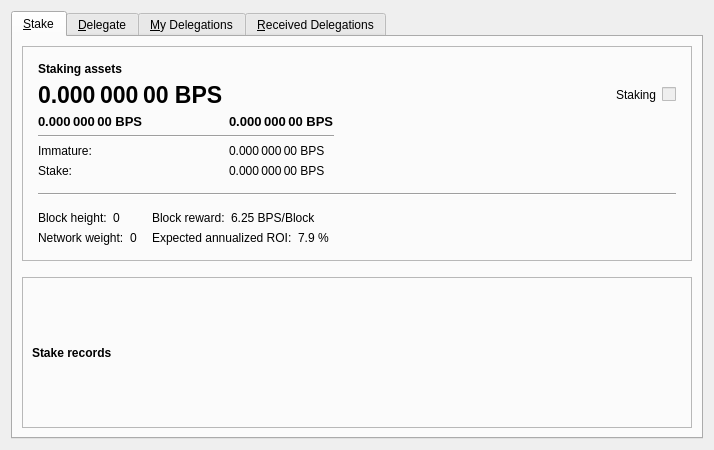
Above: src/qt/forms/stakepage.ui from yatripay/yatripay before the change. Below: the same form after it.
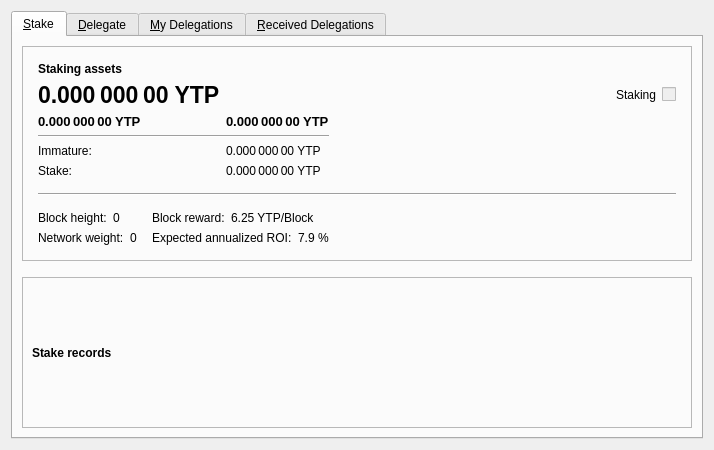
That is the form after the change. Icons and pictures are not drawn. Custom widgets are drawn as their Qt base class.

```diff
--- a/src/qt/forms/stakepage.ui
+++ b/src/qt/forms/stakepage.ui
@@ -68,7 +68,7 @@
                                                             <string>Your current spendable balance</string>
                                                         </property>
                                                         <property name="text">
-                                                            <string notr="true">0.000 000 00 BPS</string>
+                                                            <string notr="true">0.000 000 00 YTP</string>
                                                         </property>
                                                         <property name="alignment">
                                                             <set>Qt::AlignLeading|Qt::AlignLeft|Qt::AlignVCenter</set>
@@ -93,7 +93,7 @@
                                                             <string>Staking assets that this wallet owns</string>
                                                         </property>
                                                         <property name="text">
-                                                            <string notr="true">0.000 000 00 BPS</string>
+                                                            <string notr="true">0.000 000 00 YTP</string>
                                                         </property>
                                                         <property name="alignment">
                                                             <set>Qt::AlignLeading|Qt::AlignLeft|Qt::AlignVCenter</set>
@@ -118,7 +118,7 @@
                                                             <string>Staking assets from delegations</string>
                                                         </property>
                                                         <property name="text">
-                                                            <string notr="true">0.000 000 00 BPS</string>
+                                                            <string notr="true">0.000 000 00 YTP</string>
                                                         </property>
                                                         <property name="alignment">
                                                             <set>Qt::AlignLeading|Qt::AlignLeft|Qt::AlignVCenter</set>
@@ -160,7 +160,7 @@
                                                             <string>Your immature balance</string>
                                                         </property>
                                                         <property name="text">
-                                                            <string notr="true">0.000 000 00 BPS</string>
+                                                            <string notr="true">0.000 000 00 YTP</string>
                                                         </property>
                                                         <property name="alignment">
                                                             <set>Qt::AlignLeading|Qt::AlignLeft|Qt::AlignVCenter</set>
@@ -218,7 +218,7 @@
                                                 <item row="5" column="1">
                                                     <widget class="QLabel" name="labelStake">
                                                         <property name="text">
-                                                            <string>0.000 000 00 BPS</string>
+                                                            <string>0.000 000 00 YTP</string>
                                                         </property>
                                                         <property name="alignment">
                                                             <set>Qt::AlignLeading|Qt::AlignLeft|Qt::AlignVCenter</set>
@@ -332,7 +332,7 @@
                                                         <item>
                                                             <widget class="QLabel" name="labelReward">
                                                                 <property name="text">
-                                                                    <string>6.25 BPS/Block</string>
+                                                                    <string>6.25 YTP/Block</string>
                                                                 </property>
                                                                 <property name="alignment">
                                                                     <set>Qt::AlignLeading|Qt::AlignLeft|Qt::AlignVCenter</set>
```
Left out of the diff: 2 changed lines with no effect on the pictures.
